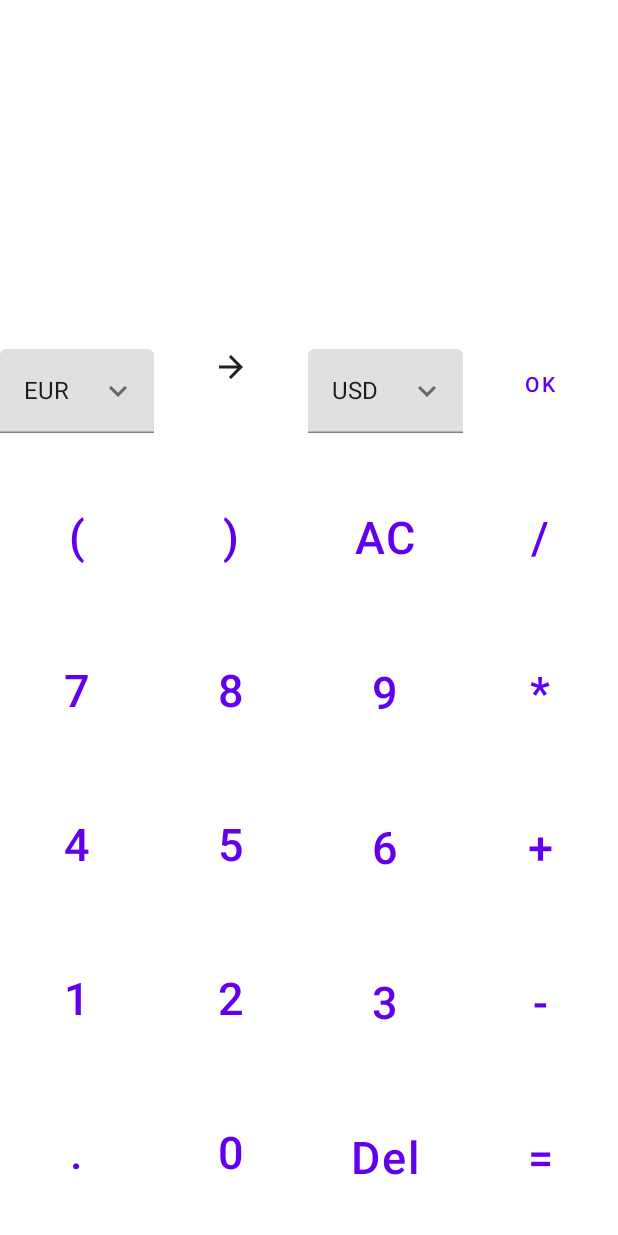
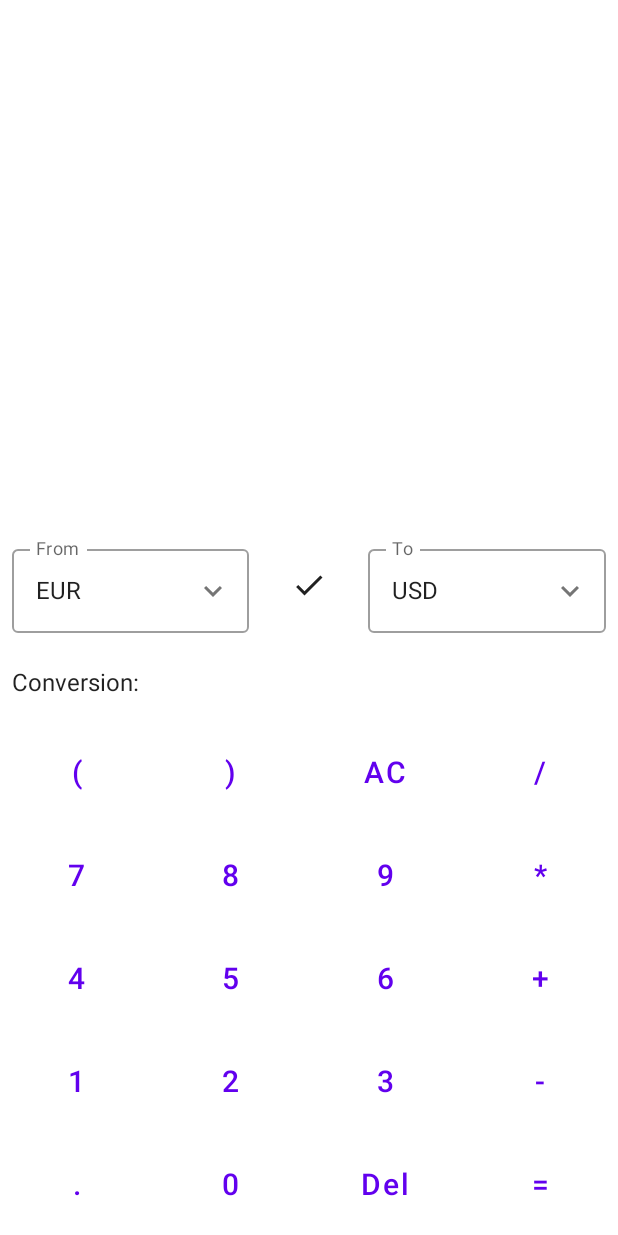
Before and after one commit to Shadowvault/SimpleCalculator, an Android app built with Jetpack Compose: the screen it shows after launch (MainActivity), on a phone screen of 412 x 824 dp. Run offline under Robolectric (Android 15) with nearby library versions, the phone set to English and light mode, and no system bars; our stand-ins replace Dagger/Hilt's generated code; libraries missing offline, so code that uses them is left out: com.adwi.neumorph, com.github.keelar.exprk.

Commit message:
Added rest of the needed functionality

```diff
--- a/app/src/main/java/com/example/simplecalculator/presentation/screens/CalcScreen.kt
+++ b/app/src/main/java/com/example/simplecalculator/presentation/screens/CalcScreen.kt
@@ -7,6 +7,7 @@ import androidx.compose.foundation.text.ClickableText
 import androidx.compose.material.*
 import androidx.compose.material.icons.Icons
 import androidx.compose.material.icons.filled.ArrowForward
+import androidx.compose.material.icons.filled.Check
 import androidx.compose.material.icons.filled.KeyboardArrowDown
 import androidx.compose.material.icons.filled.KeyboardArrowUp
 import androidx.compose.runtime.*
@@ -24,7 +25,8 @@ import androidx.compose.ui.unit.dp
 import androidx.compose.ui.unit.sp
 import androidx.compose.ui.unit.toSize
 import androidx.hilt.navigation.compose.hiltViewModel
-import com.example.simplecalculator.presentation.screens.components.NumberButton
+import com.adwi.neumorph.android.MorphButtonRounded
+import com.example.simplecalculator.presentation.screens.components.CalculatorButton
 import com.github.keelar.exprk.Expressions
 
 
@@ -40,10 +42,9 @@ fun CalcScreen(
     var hasBeenEval = false
 
 
-
     var fromCurr: String by remember { mutableStateOf("EUR") }
-    var fromExpanded by remember { mutableStateOf(false)}
-    var fromTextfieldSize by remember { mutableStateOf(Size.Zero)}
+    var fromExpanded by remember { mutableStateOf(false) }
+    var fromTextfieldSize by remember { mutableStateOf(Size.Zero) }
     val fromIcon = if (fromExpanded)
         Icons.Filled.KeyboardArrowUp
     else
@@ -51,16 +52,16 @@ fun CalcScreen(
 
 
     var toCurr: String by remember { mutableStateOf("USD") }
-    var toExpanded by remember { mutableStateOf(false)}
-    var toTextfieldSize by remember { mutableStateOf(Size.Zero)}
+    var toExpanded by remember { mutableStateOf(false) }
+    var toTextfieldSize by remember { mutableStateOf(Size.Zero) }
     val toIcon = if (fromExpanded)
         Icons.Filled.KeyboardArrowUp
     else
         Icons.Filled.KeyboardArrowDown
 
 
+    val currencyList = listOf<String>("EUR", "USD", "CHF", "SEK", "GBP", "JPY", "AUD", "CAD")
 
-    val currencyList = listOf<String>("EUR","USD","CHF","SEK","GBP","JPY","AUD","CAD")
 
     Surface() {
         Column(
@@ -92,11 +93,16 @@ fun CalcScreen(
                 }
             }
             Column {
-                Row(horizontalArrangement = Arrangement.SpaceEvenly) {
+                Row(
+                    modifier = Modifier.padding(8.dp),
+                    horizontalArrangement = Arrangement.SpaceEvenly,
+                    verticalAlignment = Alignment.CenterVertically
+                ) {
 
 
-                    Column(modifier = Modifier.weight(1f)) {
-                        TextField(
+                    Column(modifier = Modifier.weight(2f)) {
+                        OutlinedTextField(
+                            label = { Text("From") },
                             singleLine = true,
                             readOnly = true,
                             value = fromCurr,
@@ -104,11 +110,10 @@ fun CalcScreen(
                             modifier = Modifier
                                 .fillMaxWidth()
                                 .onGloballyPositioned { coordinates ->
-                                    //This value is used to assign to the DropDown the same width
                                     fromTextfieldSize = coordinates.size.toSize()
                                 },
                             trailingIcon = {
-                                Icon(fromIcon,"contentDescription",
+                                Icon(fromIcon, "contentDescription",
                                     Modifier.clickable { fromExpanded = !fromExpanded })
                             }
                         )
@@ -116,7 +121,7 @@ fun CalcScreen(
                             expanded = fromExpanded,
                             onDismissRequest = { fromExpanded = false },
                             modifier = Modifier
-                                .width(with(LocalDensity.current){fromTextfieldSize.width.toDp()})
+                                .width(with(LocalDensity.current) { fromTextfieldSize.width.toDp() })
                         ) {
                             currencyList.forEach { label ->
                                 DropdownMenuItem(onClick = {
@@ -129,19 +134,23 @@ fun CalcScreen(
                         }
                     }
 
+                    IconButton(
+                        onClick = {
+                            if (textFieldState.matches("-?\\d+(\\.\\d+)?".toRegex())) {
+                                viewModel.getConversion(fromCurr, toCurr, textFieldState)
+                            }
 
-
-
-
-                    Box(modifier = Modifier
-                        .weight(1f)
-                        .width(IntrinsicSize.Min), contentAlignment = Alignment.Center) {
-                        Icon(Icons.Filled.ArrowForward, "")
+                        }, modifier = Modifier
+                            .weight(1f)
+                            .width(IntrinsicSize.Min)
+                    ) {
+                        Icon(Icons.Filled.Check, "")
                     }
 
 
-                    Column(modifier = Modifier.weight(1f)) {
-                        TextField(
+                    Column(modifier = Modifier.weight(2f)) {
+                        OutlinedTextField(
+                            label = { Text("To") },
                             singleLine = true,
                             readOnly = true,
                             value = toCurr,
@@ -149,11 +158,10 @@ fun CalcScreen(
                             modifier = Modifier
                                 .fillMaxWidth()
                                 .onGloballyPositioned { coordinates ->
-                                    //This value is used to assign to the DropDown the same width
                                     toTextfieldSize = coordinates.size.toSize()
                                 },
                             trailingIcon = {
-                                Icon(toIcon,"contentDescription",
+                                Icon(toIcon, "contentDescription",
                                     Modifier.clickable { toExpanded = !toExpanded })
                             }
                         )
@@ -161,7 +169,7 @@ fun CalcScreen(
                             expanded = toExpanded,
                             onDismissRequest = { toExpanded = false },
                             modifier = Modifier
-                                .width(with(LocalDensity.current){toTextfieldSize.width.toDp()})
+                                .width(with(LocalDensity.current) { toTextfieldSize.width.toDp() })
                         ) {
                             currencyList.forEach { label ->
                                 DropdownMenuItem(onClick = {
@@ -173,23 +181,17 @@ fun CalcScreen(
                             }
                         }
                     }
+                }
+                Row(
+                    modifier = Modifier
+                        .fillMaxWidth()
+                        .padding(8.dp, 16.dp),
+                    horizontalArrangement = Arrangement.Start,
+                    verticalAlignment = Alignment.CenterVertically
+                ) {
+                    Text("Conversion:" + viewModel.conversion.value)
+                }
 
-
-
-
-                    TextButton(onClick = {
-                        if (textFieldState.matches("-?\\d+(\\.\\d+)?".toRegex())) {
-                            viewModel.getConversion(fromCurr, toCurr, textFieldState)
-                        }
-
-                    }, modifier = Modifier
-                        .weight(1f)
-                        .width(IntrinsicSize.Min)) {
-                        Text("OK")
-
-                    }
-                }
-                Text(viewModel.conversion.value)
                 Row(
                     modifier = Modifier
                         .height(IntrinsicSize.Min)
@@ -200,10 +202,8 @@ fun CalcScreen(
                             .height(IntrinsicSize.Min)
                             .weight(1f)
                     ) {
-                        NumberButton(
-                            modifier = Modifier
-                                .weight(1f)
-                                .aspectRatio(1f),
+                        CalculatorButton(
+                            modifier = Modifier.weight(1f),
                             number = "(",
                             onClick = {
                                 if (hasBeenEval) {
@@ -211,10 +211,8 @@ fun CalcScreen(
                                 }
                                 textFieldState += "("
                             })
-                        NumberButton(
-                            modifier = Modifier
-                                .weight(1f)
-                                .aspectRatio(1f),
+                        CalculatorButton(
+                            modifier = Modifier.weight(1f),
                             number = "7",
                             onClick = {
                                 if (hasBeenEval) {
@@ -223,10 +221,8 @@ fun CalcScreen(
                                 }
                                 textFieldState += "7"
                             })
-                        NumberButton(
-                            modifier = Modifier
-                                .weight(1f)
-                                .aspectRatio(1f),
+                        CalculatorButton(
+                            modifier = Modifier.weight(1f),
                             number = "4",
                             onClick = {
                                 if (hasBeenEval) {
@@ -235,10 +231,8 @@ fun CalcScreen(
                                 }
                                 textFieldState += "4"
                             })
-                        NumberButton(
-                            modifier = Modifier
-                                .weight(1f)
-                                .aspectRatio(1f),
+                        CalculatorButton(
+                            modifier = Modifier.weight(1f),
                             number = "1",
                             onClick = {
                                 if (hasBeenEval) {
@@ -247,10 +241,8 @@ fun CalcScreen(
                                 }
                                 textFieldState += "1"
                             })
-                        NumberButton(
-                            modifier = Modifier
-                                .weight(1f)
-                                .aspectRatio(1f),
+                        CalculatorButton(
+                            modifier = Modifier.weight(1f),
                             number = ".",
                             onClick = {
                                 if (textFieldState.isNotEmpty() && textFieldState.last().toString()
@@ -271,10 +263,8 @@ fun CalcScreen(
                             .height(IntrinsicSize.Min)
                             .weight(1f)
                     ) {
-                        NumberButton(
-                            modifier = Modifier
-                                .weight(1f)
-                                .aspectRatio(1f),
+                        CalculatorButton(
+                            modifier = Modifier.weight(1f),
                             number = ")",
                             onClick = {
                                 if (hasBeenEval) {
@@ -282,10 +272,8 @@ fun CalcScreen(
                                 }
                                 textFieldState += ")"
                             })
-                        NumberButton(
-                            modifier = Modifier
-                                .weight(1f)
-                                .aspectRatio(1f),
+                        CalculatorButton(
+                            modifier = Modifier.weight(1f),
                             number = "8",
                             onClick = {
                                 if (hasBeenEval) {
@@ -294,10 +282,8 @@ fun CalcScreen(
                                 }
                                 textFieldState += "8"
                             })
-                        NumberButton(
-                            modifier = Modifier
-                                .weight(1f)
-                                .aspectRatio(1f),
+                        CalculatorButton(
+                            modifier = Modifier.weight(1f),
                             number = "5",
                             onClick = {
                                 if (hasBeenEval) {
@@ -306,10 +292,8 @@ fun CalcScreen(
                                 }
                                 textFieldState += "5"
                             })
-                        NumberButton(
-                            modifier = Modifier
-                                .weight(1f)
-                                .aspectRatio(1f),
+                        CalculatorButton(
+                            modifier = Modifier.weight(1f),
                             number = "2",
                             onClick = {
                                 if (hasBeenEval) {
@@ -318,10 +302,8 @@ fun CalcScreen(
                                 }
                                 textFieldState += "2"
                             })
-                        NumberButton(
-                            modifier = Modifier
-                                .weight(1f)
-                                .aspectRatio(1f),
+                        CalculatorButton(
+                            modifier = Modifier.weight(1f),
                             number = "0",
                             onClick = {
                                 if (hasBeenEval) {
@@ -337,10 +319,8 @@ fun CalcScreen(
                             .height(IntrinsicSize.Min)
                             .weight(1f)
                     ) {
-                        NumberButton(
-                            modifier = Modifier
-                                .weight(1f)
-                                .aspectRatio(1f),
+                        CalculatorButton(
+                            modifier = Modifier.weight(1f),
                             number = "AC",
                             onClick = {
                                 if (hasBeenEval) {
@@ -350,10 +330,8 @@ fun CalcScreen(
                                 textFieldState = ""
                                 textFieldHistoryState = ""
                             })
-                        NumberButton(
-                            modifier = Modifier
-                                .weight(1f)
-                                .aspectRatio(1f),
+                        CalculatorButton(
+                            modifier = Modifier.weight(1f),
                             number = "9",
                             onClick = {
                                 if (hasBeenEval) {
@@ -362,10 +340,8 @@ fun CalcScreen(
                                 }
                                 textFieldState += "9"
                             })
-                        NumberButton(
-                            modifier = Modifier
-                                .weight(1f)
-                                .aspectRatio(1f),
+                        CalculatorButton(
+                            modifier = Modifier.weight(1f),
                             number = "6",
                             onClick = {
                                 if (hasBeenEval) {
@@ -374,10 +350,8 @@ fun CalcScreen(
                                 }
                                 textFieldState += "6"
                             })
-                        NumberButton(
-                            modifier = Modifier
-                                .weight(1f)
-                                .aspectRatio(1f),
+                        CalculatorButton(
+                            modifier = Modifier.weight(1f),
                             number = "3",
                             onClick = {
                                 if (hasBeenEval) {
@@ -386,10 +360,8 @@ fun CalcScreen(
                                 }
                                 textFieldState += "3"
                             })
-                        NumberButton(
-                            modifier = Modifier
-                                .weight(1f)
-                                .aspectRatio(1f),
+                        CalculatorButton(
+                            modifier = Modifier.weight(1f),
                             number = "Del",
                             onClick = {
                                 if (hasBeenEval) {
@@ -405,10 +377,8 @@ fun CalcScreen(
                             .height(IntrinsicSize.Min)
                             .weight(1f)
                     ) {
-                        NumberButton(
-                            modifier = Modifier
-                                .weight(1f)
-                                .aspectRatio(1f),
+                        CalculatorButton(
+                            modifier = Modifier.weight(1f),
                             number = "/",
                             onClick = {
                                 if (textFieldState.isNotEmpty() && textFieldState.last().toString()
@@ -421,10 +391,8 @@ fun CalcScreen(
 
                                 }
                             })
-                        NumberButton(
-                            modifier = Modifier
-                                .weight(1f)
-                                .aspectRatio(1f),
+                        CalculatorButton(
+                            modifier = Modifier.weight(1f),
                             number = "*",
                             onClick = {
                                 if (textFieldState.isNotEmpty() && textFieldState.last().toString()
@@ -436,10 +404,8 @@ fun CalcScreen(
                                     textFieldState += "*"
                                 }
                             })
-                        NumberButton(
-                            modifier = Modifier
-                                .weight(1f)
-                                .aspectRatio(1f),
+                        CalculatorButton(
+                            modifier = Modifier.weight(1f),
                             number = "+",
                             onClick = {
                                 if (textFieldState.isNotEmpty() && textFieldState.last().toString()
@@ -452,10 +418,8 @@ fun CalcScreen(
 
                                 }
                             })
-                        NumberButton(
-                            modifier = Modifier
-                                .weight(1f)
-                                .aspectRatio(1f),
+                        CalculatorButton(
+                            modifier = Modifier.weight(1f),
                             number = "-",
                             onClick = {
                                 if (hasBeenEval) {
@@ -463,10 +427,8 @@ fun CalcScreen(
                                 }
                                 textFieldState += "-"
                             })
-                        NumberButton(
-                            modifier = Modifier
-                                .weight(1f)
-                                .aspectRatio(1f),
+                        CalculatorButton(
+                            modifier = Modifier.weight(1f),
                             number = "=",
                             onClick = {
                                 try {
--- /dev/null
+++ b/app/src/main/java/com/example/simplecalculator/presentation/screens/components/CalculatorButton.kt
@@ -0,0 +1,27 @@
+package com.example.simplecalculator.presentation.screens.components
+
+import androidx.compose.foundation.layout.*
+import androidx.compose.foundation.shape.RoundedCornerShape
+import androidx.compose.material.Text
+import androidx.compose.material.TextButton
+import androidx.compose.runtime.Composable
+import androidx.compose.ui.Modifier
+import androidx.compose.ui.unit.Dp
+import androidx.compose.ui.unit.dp
+import androidx.compose.ui.unit.sp
+
+@Composable
+fun CalculatorButton(
+    number: String,
+    onClick : () -> Unit,
+    modifier: Modifier
+) {
+
+    TextButton(
+        shape = RoundedCornerShape(8),
+        onClick = onClick,
+        modifier = modifier.aspectRatio(6/4f).padding(8.dp)
+    ) {
+        Text(number, fontSize = 20.sp)
+    }
+}
--- a/app/src/main/java/com/example/simplecalculator/presentation/screens/components/NumberButton.kt
+++ /dev/null
@@ -1,28 +0,0 @@
-package com.example.simplecalculator.presentation.screens.components
-
-import androidx.compose.foundation.layout.aspectRatio
-import androidx.compose.foundation.layout.height
-import androidx.compose.foundation.layout.width
-import androidx.compose.foundation.shape.RoundedCornerShape
-import androidx.compose.material.Text
-import androidx.compose.material.TextButton
-import androidx.compose.runtime.Composable
-import androidx.compose.ui.Modifier
-import androidx.compose.ui.unit.Dp
-import androidx.compose.ui.unit.sp
-
-@Composable
-fun NumberButton(
-    number: String,
-    onClick : () -> Unit,
-    modifier: Modifier? = null
-) {
-    TextButton(
-        shape = RoundedCornerShape(0),
-        onClick = onClick,
-        modifier = modifier?: Modifier
-            .aspectRatio(1f)
-    ) {
-        Text(number, fontSize = 30.sp)
-    }
-}
```
Also changed, not shown: app/build.gradle (+6 -2 lines).
